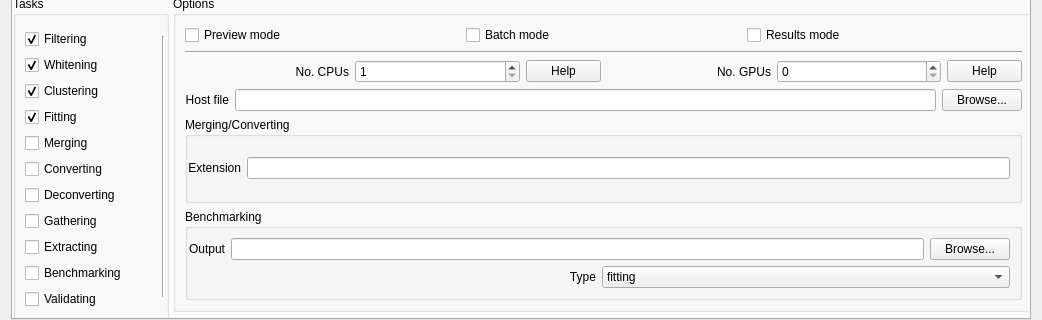
The window that circus/qt_GUI/qt_launcher.ui (spyking-circus/spyking-circus) describes before a commit, drawn with Qt 5; both pictures show x 0 to 1042 and y 162 to 482 of the 1042 by 863 pixel window.
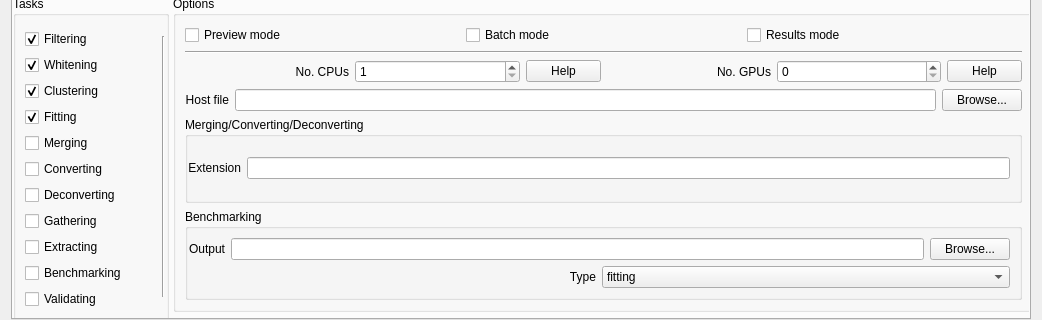
The same window after the commit. Icons and pictures are not drawn.

Commit message: Deconverting in Qt launcher

```diff
--- a/circus/qt_GUI/qt_launcher.ui
+++ b/circus/qt_GUI/qt_launcher.ui
@@ -302,7 +302,7 @@
              <item>
               <widget class="QGroupBox" name="grp_merge_convert">
                <property name="title">
-                <string>Merging/Converting</string>
+                <string>Merging/Converting/Deconverting</string>
                </property>
                <layout class="QVBoxLayout" name="verticalLayout_7">
                 <property name="leftMargin">
```
Left out of the diff: 2 changed lines with no effect on the pictures. The commit also changes 2 other files.
